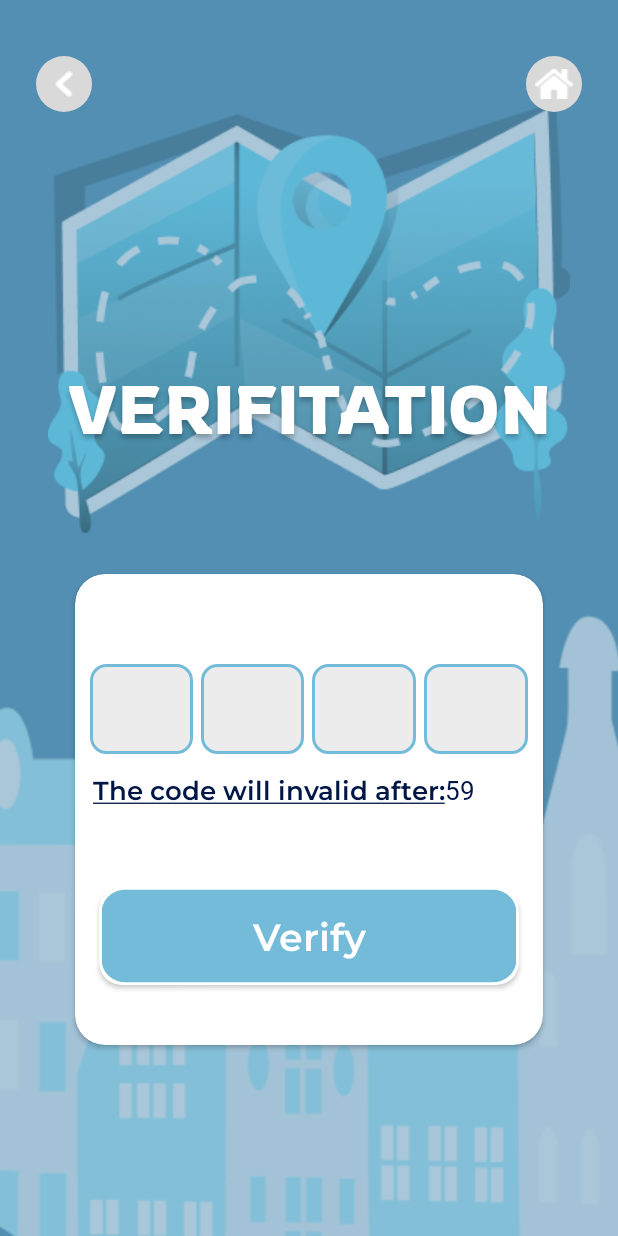
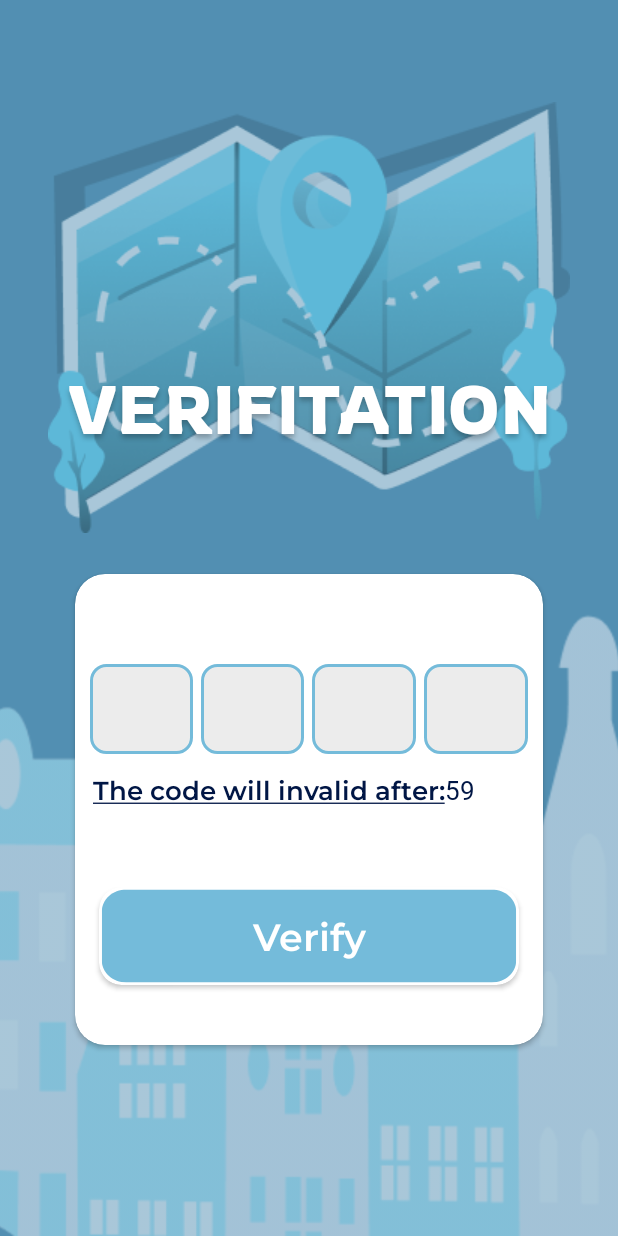
Before and after one commit to phantrananhnguyen/FinalProject_android, an Android app: the Verify screen opened directly, with no data from a screen before it, on a phone screen of 412 x 824 dp. Run offline under Robolectric (Android 15) with nearby library versions, the phone set to English and light mode, and no system bars.

Commit message:
UI Change

```diff
--- a/app/build.gradle.kts
+++ b/app/build.gradle.kts
@@ -41,11 +41,11 @@ dependencies {
     implementation(libs.material)
     implementation(libs.activity)
     implementation(libs.constraintlayout)
-    implementation("com.squareup.retrofit2:retrofit:2.9.0")
-    implementation("com.squareup.retrofit2:converter-gson:2.9.0")
+    implementation(libs.retrofit)
+    implementation(libs.converter.gson)
     implementation(libs.play.services.maps)
     implementation(libs.play.services.location)
-    implementation ("com.google.android.gms:play-services-auth:20.1.0")
+    implementation (libs.play.services.auth)
     testImplementation(libs.junit)
     androidTestImplementation(libs.ext.junit)
     androidTestImplementation(libs.espresso.core)
--- a/app/src/main/AndroidManifest.xml
+++ b/app/src/main/AndroidManifest.xml
@@ -3,6 +3,9 @@
     xmlns:tools="http://schemas.android.com/tools" >
 
     <uses-permission android:name="android.permission.INTERNET" />
+    <uses-permission android:name="android.permission.ACCESS_COARSE_LOCATION"/>
+    <uses-permission android:name="android.permission.ACCESS_FINE_LOCATION"/>
+    <uses-permission android:name="android.permission.ACCESS_NETWORK_STATE"/>
 
     <application
         android:allowBackup="true"
@@ -42,6 +45,9 @@
                 <category android:name="android.intent.category.LAUNCHER" />
             </intent-filter>
         </activity>
+        <meta-data
+            android:name="com.google.android.geo.API_KEY"
+            android:value="AIzaSyAtI3Maufky3w9-JbfoJL6ro2qGs4fZc00"/>
     </application>
 
 </manifest>
--- a/app/src/main/java/com/example/finalproject_android/SignIn.java
+++ b/app/src/main/java/com/example/finalproject_android/SignIn.java
@@ -26,7 +26,7 @@ import retrofit2.Callback;
 import retrofit2.Response;
 
 public class SignIn extends AppCompatActivity {
-    ImageButton back, showpass;
+    ImageButton back,home, showpass;
     EditText username, password;
     Button signin;
     ApiService apiService;
@@ -89,7 +89,7 @@ public class SignIn extends AppCompatActivity {
             @Override
             public void onResponse(Call<UserLoginResponse> call, Response<UserLoginResponse> response) {
                 if (response.isSuccessful() && response.body() != null) {
-                    Intent intent = new Intent(SignIn.this, MainActivity.class);
+                    Intent intent = new Intent(SignIn.this, BottomNavigation.class);
                     Toast.makeText(SignIn.this, "Đăng nhập thành công", Toast.LENGTH_LONG).show();
                     startActivity(intent);
                 } else {
--- a/app/src/main/java/com/example/finalproject_android/Verify.java
+++ b/app/src/main/java/com/example/finalproject_android/Verify.java
@@ -84,8 +84,7 @@ public class Verify extends AppCompatActivity {
 
             @Override
             public void onFinish() {
-                Countdown.setText("Mã đã hết hạn");
-                Toast.makeText(Verify.this, "Mã xác nhận đã hết hạn, vui lòng nhấn Resend để lấy mã mới", Toast.LENGTH_LONG).show();
+                Countdown.setText("Expired");
                 button.setEnabled(false); // Vô hiệu nút xác nhận
                 button.setVisibility(View.GONE); // Ẩn nút Verify
                 findViewById(R.id.resendButton).setVisibility(View.VISIBLE); // Hiển thị nút Resend
--- a/app/src/main/java/com/example/finalproject_android/afterlogin/Map.java
+++ b/app/src/main/java/com/example/finalproject_android/afterlogin/Map.java
@@ -83,6 +83,7 @@ public class Map extends Fragment implements GoogleMap.OnMapClickListener, OnMap
     public void onCreate(Bundle savedInstanceState) {
         super.onCreate(savedInstanceState);
         apiService = ApiClient.getClient().create(ApiService.class);
+        Log.e("API Error", "aaaaa");
         fusedLocationClient = LocationServices.getFusedLocationProviderClient(requireContext());
         sensorManager = (SensorManager) requireActivity().getSystemService(getContext().SENSOR_SERVICE);
         accelerometer = sensorManager.getDefaultSensor(Sensor.TYPE_ACCELEROMETER);
@@ -94,7 +95,7 @@ public class Map extends Fragment implements GoogleMap.OnMapClickListener, OnMap
             getCurrentLocation();
         }
 
-        fetchDataFromServer();
+        //fetchDataFromServer();
     }
     private void fetchDataFromServer() {
         apiService.getPotholeData().enqueue(new Callback<List<Potholemodel>>() {
--- a/app/src/main/java/com/example/finalproject_android/network/ApiClient.java
+++ b/app/src/main/java/com/example/finalproject_android/network/ApiClient.java
@@ -9,7 +9,7 @@ public class ApiClient {
     public static Retrofit getClient() {
         if (retrofit == null) {
             retrofit = new Retrofit.Builder()
-                    .baseUrl(" https://552b-14-242-181-53.ngrok-free.app") // Địa chỉ localhost hoặc IP của server Node.js
+                    .baseUrl("https://server-pothole-androi-app.onrender.com") // Địa chỉ localhost hoặc IP của server Node.js
                     .addConverterFactory(GsonConverterFactory.create())
                     .build();
         }
--- a/app/src/main/java/com/example/finalproject_android/network/ApiService.java
+++ b/app/src/main/java/com/example/finalproject_android/network/ApiService.java
@@ -44,9 +44,9 @@ public interface ApiService {
     @GET("/api/auth/verify-email")
     Call<EmailResponse> verifyEmail(@Query("token") String token);
 
-    @POST("/api/bump")
+    @POST("/api/hole/add")
     Call<Void> sendBumpData(@Body Potholemodel potholemodel);
-    @GET("/api/bump")
+    @GET("/api/hole/add")
     Call<List<Potholemodel>> getPotholeData();
     @GET("/api/auth/check-verification-status")
     Call<VerificationStatusResponse> checkVerificationStatus(@Query("email")String email);
--- a/app/src/main/res/layout/activity_verify.xml
+++ b/app/src/main/res/layout/activity_verify.xml
@@ -30,29 +30,7 @@
         android:textAlignment="center"
         android:textColor="@color/white"
         android:textAppearance="@style/title"/>
-    <RelativeLayout
-        android:layout_width="match_parent"
-        android:layout_height="wrap_content"
-        android:layout_alignParentTop="true"
-        android:layout_marginTop="37dp"
-        android:layout_marginStart="24dp"
-        android:layout_marginEnd="24dp">
-        <ImageButton
-            android:id="@+id/back_verify"
-            android:layout_width="wrap_content"
-            android:layout_height="wrap_content"
-            android:background="@drawable/top_btn"
-            android:src="@drawable/back"/>
-        <ImageButton
-            android:id="@+id/home_veryfi"
-            android:layout_width="wrap_content"
-            android:layout_height="wrap_content"
-            android:background="@drawable/top_btn"
-            android:src="@drawable/home"
-            android:layout_alignParentRight="true"/>
 
-
-    </RelativeLayout>
     <androidx.cardview.widget.CardView
         android:id="@+id/cardview"
         android:layout_width="312dp"
--- a/gradle/libs.versions.toml
+++ b/gradle/libs.versions.toml
@@ -1,5 +1,6 @@
 [versions]
 agp = "8.6.0"
+converterGson = "2.9.0"
 junit = "4.13.2"
 junitVersion = "1.2.1"
 espressoCore = "3.6.1"
@@ -7,10 +8,12 @@ appcompat = "1.7.0"
 material = "1.12.0"
 activity = "1.9.2"
 constraintlayout = "2.1.4"
+playServicesAuth = "21.2.0"
 playServicesMaps = "19.0.0"
 playServicesLocation = "21.3.0"
 
 [libraries]
+converter-gson = { module = "com.squareup.retrofit2:converter-gson", version.ref = "converterGson" }
 junit = { group = "junit", name = "junit", version.ref = "junit" }
 ext-junit = { group = "androidx.test.ext", name = "junit", version.ref = "junitVersion" }
 espresso-core = { group = "androidx.test.espresso", name = "espresso-core", version.ref = "espressoCore" }
@@ -18,8 +21,10 @@ appcompat = { group = "androidx.appcompat", name = "appcompat", version.ref = "a
 material = { group = "com.google.android.material", name = "material", version.ref = "material" }
 activity = { group = "androidx.activity", name = "activity", version.ref = "activity" }
 constraintlayout = { group = "androidx.constraintlayout", name = "constraintlayout", version.ref = "constraintlayout" }
+play-services-auth = { module = "com.google.android.gms:play-services-auth", version.ref = "playServicesAuth" }
 play-services-maps = { group = "com.google.android.gms", name = "play-services-maps", version.ref = "playServicesMaps" }
 play-services-location = { group = "com.google.android.gms", name = "play-services-location", version.ref = "playServicesLocation" }
+retrofit = { module = "com.squareup.retrofit2:retrofit", version.ref = "converterGson" }
 
 [plugins]
 android-application = { id = "com.android.application", version.ref = "agp" }
```
Also changed, not shown: app/src/main/java/com/example/finalproject_android/ForgotPassword.java (+9 -0 lines), app/src/main/java/com/example/finalproject_android/MainActivity.java (+2 -61 lines), app/src/main/res/layout/activity_main.xml (+10 -7 lines), app/src/main/res/layout/activity_reset_password.xml (+2 -24 lines), app/src/main/res/layout/activity_sign_in.xml (+3 -10 lines), app/src/main/res/layout/activity_sign_up.xml (+0 -8 lines), app/src/main/res/layout/fragment_map.xml (+0 -9 lines).
